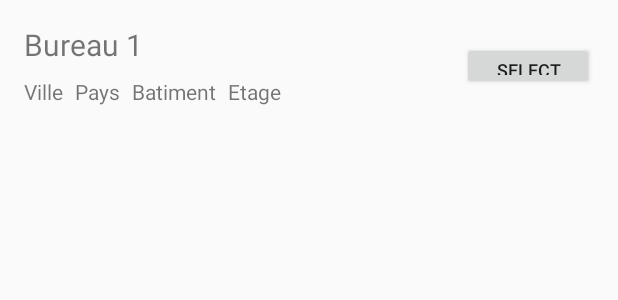
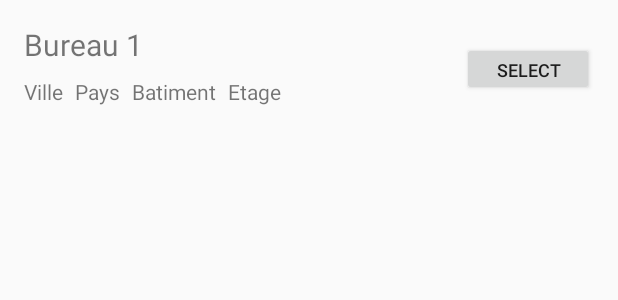
Before and after one commit to Gen0miX/It_Inventory, an Android app: the layout activity_move.xml on its own in the app's theme, with its tools: preview values and no code run, on a phone screen of 412 x 824 dp. Shown: the top 300 px of the screen. Run offline under Robolectric (Android 15) with nearby library versions, the phone set to English and light mode, and no system bars.

```diff
--- a/app/src/main/AndroidManifest.xml
+++ b/app/src/main/AndroidManifest.xml
@@ -9,7 +9,6 @@
         android:roundIcon="@mipmap/ic_launcher_round"
         android:supportsRtl="true"
         android:theme="@style/AppTheme">
-        <activity android:name=".EditActivity"></activity>
         <activity android:name=".MainActivity">
             <intent-filter>
                 <action android:name="android.intent.action.MAIN" />
--- a/app/src/main/res/layout/activity_move.xml
+++ b/app/src/main/res/layout/activity_move.xml
@@ -60,7 +60,7 @@
     <Button
         android:id="@+id/button5"
         android:layout_width="wrap_content"
-        android:layout_height="32dp"
+        android:layout_height="36dp"
         android:layout_marginTop="28dp"
         android:layout_marginEnd="16dp"
         android:text="Select"
--- a/app/src/main/res/values/strings.xml
+++ b/app/src/main/res/values/strings.xml
@@ -1,5 +1,7 @@
 <resources>
     <string name="app_name">Lab3_Ex1</string>
+    <string name="action_delete">Delete</string>
+    <string name="action_filter">Filter</string>
 
     <string name="kb_prompt">Keyboard language</string>
     <string-array name="keyboard_types">
```
